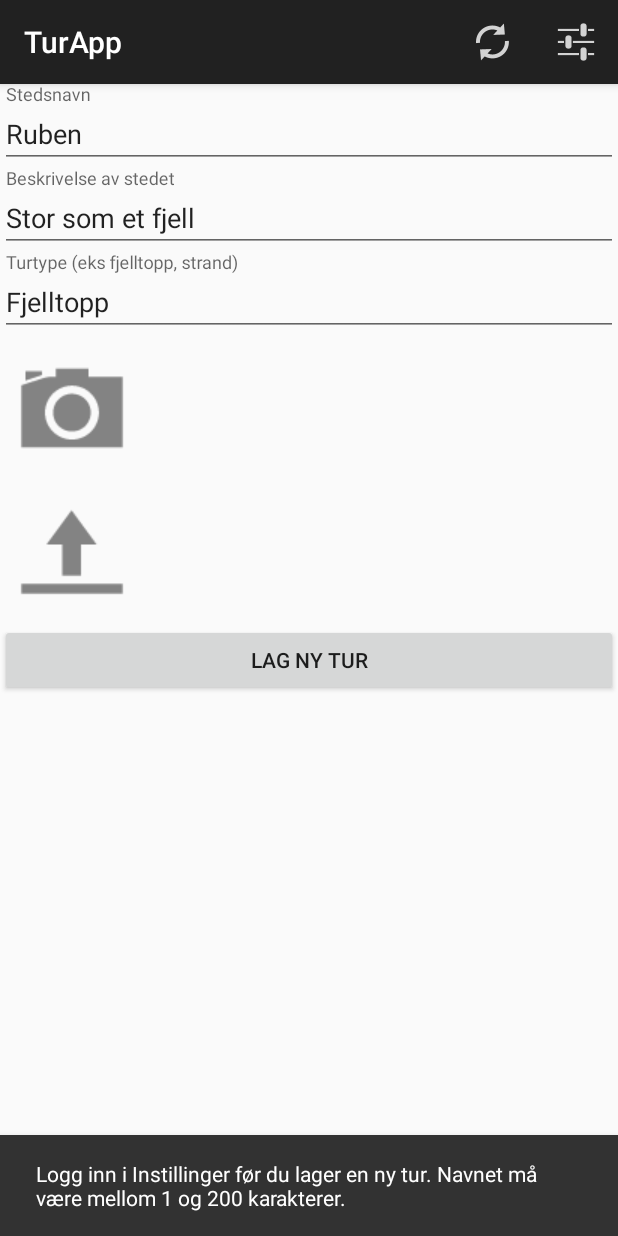
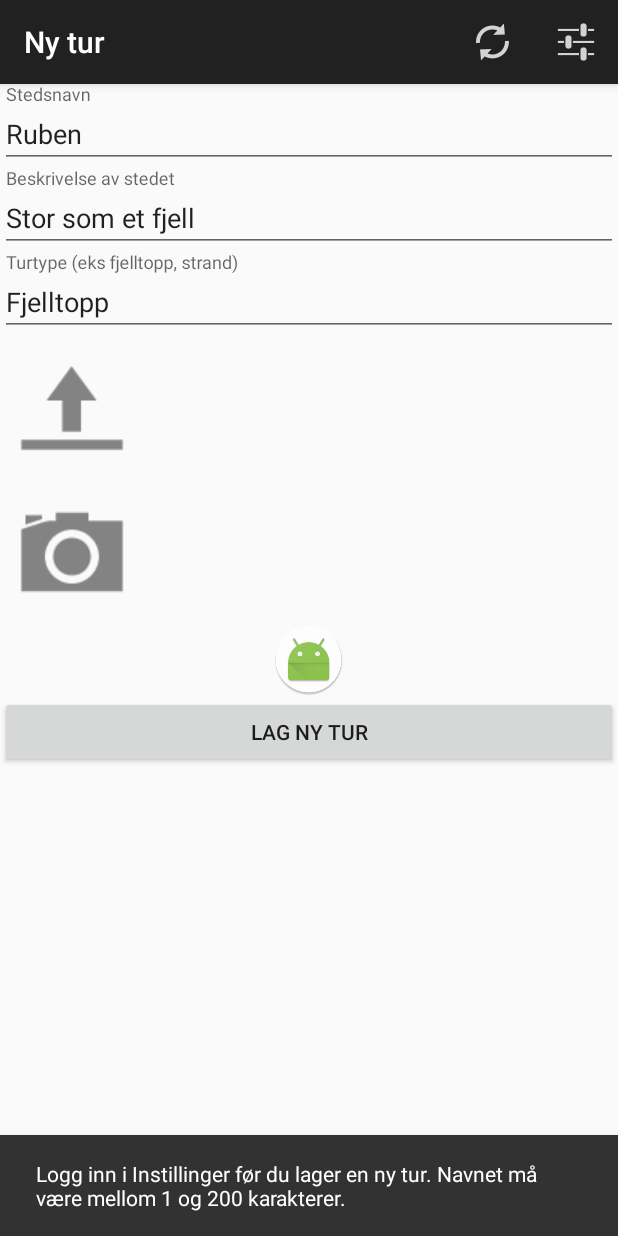
Before and after one commit to steepmountain/sturdy-goblet, an Android app: the fragment NyTurFragment placed in its activity, after a tap on "LAG NY TUR", on a phone screen of 412 x 824 dp. Run offline under Robolectric (Android 15) with nearby library versions, the phone set to English and light mode, and no system bars; 3 statements that could not run were skipped.

Commit message:
Various fixes. Camera, image path and file work. Have to fix file picker to get absolute path, and scaling of ImageViews to fit the screen

```diff
--- a/app/src/main/java/com/example/ruben/turapp/NyTurFragment.java
+++ b/app/src/main/java/com/example/ruben/turapp/NyTurFragment.java
@@ -1,14 +1,20 @@
 package com.example.ruben.turapp;
 
 
+import android.Manifest;
 import android.app.Activity;
 import android.content.Context;
 import android.content.Intent;
 import android.content.SharedPreferences;
+import android.content.pm.PackageManager;
 import android.graphics.Bitmap;
+import android.graphics.BitmapFactory;
 import android.location.Location;
 import android.net.Uri;
 import android.os.Bundle;
+import android.support.annotation.NonNull;
+import android.support.annotation.Nullable;
+import android.support.v4.app.ActivityCompat;
 import android.support.v4.app.Fragment;
 import android.os.Environment;
 import android.provider.MediaStore;
@@ -16,18 +22,21 @@ import android.support.design.widget.Snackbar;
 import android.support.design.widget.TextInputEditText;
 import android.support.design.widget.TextInputLayout;
 import android.support.v4.content.FileProvider;
-import android.text.Editable;
-import android.text.TextWatcher;
 import android.util.Log;
 import android.view.LayoutInflater;
 import android.view.View;
 import android.view.ViewGroup;
-import android.widget.ArrayAdapter;
 import android.widget.Button;
 import android.widget.ImageButton;
+import android.widget.ImageView;
 import android.widget.Spinner;
 
 import com.example.ruben.turapp.database.TurDbAdapter;
+import com.google.android.gms.common.ConnectionResult;
+import com.google.android.gms.common.api.GoogleApiClient;
+import com.google.android.gms.location.LocationListener;
+import com.google.android.gms.location.LocationServices;
+
 import java.io.File;
 import java.io.IOException;
 import java.text.SimpleDateFormat;
@@ -37,12 +46,15 @@ import java.util.Date;
 /**
  * A simple {@link Fragment} subclass.
  */
-public class NyTurFragment extends Fragment {
+public class NyTurFragment extends Fragment implements GoogleApiClient.OnConnectionFailedListener, GoogleApiClient.ConnectionCallbacks, LocationListener {
 
     // Kontekst og rootview for Snackbar
     private Activity mActivity;
     private Context mContext;
     private View rootView;
+
+    private GoogleApiClient mGoogleApiClient;
+    private Location mSistePosisjon;
 
     private String mBildePath;
 
@@ -55,6 +67,7 @@ public class NyTurFragment extends Fragment {
     private Spinner spinTurType;
     private ImageButton btnKamera;
     private ImageButton btnFilvelger;
+    private ImageView ivThumbnail;
     private Button btnSubmit;
 
 
@@ -67,11 +80,12 @@ public class NyTurFragment extends Fragment {
     private static final int TA_BILDE_REQUEST_CODE = 1;
     private static final int ACTIVITY_RESULT_OK = -1;
     private static final int DB_INSERT_OK = 0;
-    private static final String BILDE_UGYLDIG_MESSAGE = "Bilde er ikke gyldig. Prøv igjen!";
-    private static final String FIL_UGYLDIG_MESSAGE = "Kunne ikke lage en fil for bilde. Prøv igjen!";
-    private static final String DB_INSERT_FAIL_MESSAGE = "Noe gikk galt med databasen. Prøv igjen!";
-    private static final String LOGIN_UGYLDIG_MESSAGE = "Logg inn i Instillinger før du lager en ny tur. Navnet må være mellom 1 og " + MAX_REGISTRANT_LENGDE + " karakterer.";
-    private static final String DB_INSERT_OK_MESSAGE = "Turen er lagt inn med ID ";
+    private static final String BILDE_UGYLDIG_MELDING = "Bilde er ikke gyldig. Prøv igjen!";
+    private static final String FIL_UGYLDIG_MELDING = "Kunne ikke lage en fil for bilde. Prøv igjen!";
+    private static final String DB_INSERT_FEIL_MELDING = "Noe gikk galt med databasen. Prøv igjen!";
+    private static final String LOGIN_UGYLDIG_MELDING = "Logg inn i Instillinger før du lager en ny tur. Navnet må være mellom 1 og " + MAX_REGISTRANT_LENGDE + " karakterer.";
+    private static final String DATABASE_INSERT_OK_MELDING = "Turen er lagt inn med ID ";
+    private static final String INGEN_KJENT_POSISJON_MELDING = "Ingen kjent posisjon tilgjengelig. Koble til en posisjonstjeneste og prøv igjen.";
 
 
 
@@ -85,10 +99,25 @@ public class NyTurFragment extends Fragment {
                              Bundle savedInstanceState) {
         // Inflate the layout for this fragment
         View fragment = inflater.inflate(R.layout.fragment_ny_tur, container, false);
+
         mActivity = getActivity();
+        mActivity.setTitle(TITTEL);
+
         // Henter kontekst og rootView for bruk i fragmentet
         mContext = mActivity.getApplicationContext();
         rootView = mActivity.getWindow().getDecorView().findViewById(android.R.id.content);
+
+        mActivity = getActivity();
+
+
+        // Bygger google api klient for å kunne hente siste posisjon
+        if (mGoogleApiClient == null) {
+            mGoogleApiClient = new GoogleApiClient.Builder(mContext)
+                    .addConnectionCallbacks(this)
+                    .addOnConnectionFailedListener(this)
+                    .addApi(LocationServices.API)
+                    .build();
+        }
 
         // Setter tittel på actionbar
         //getActivity().getActionBar().setTitle(TITTEL); // TODO: sjekk om det funker uten support
@@ -122,6 +151,9 @@ public class NyTurFragment extends Fragment {
             }
         });
 
+        // TODO: Set visible/invisible?
+        ivThumbnail = (ImageView) fragment.findViewById(R.id.fragment_ny_kunde_image_thumbnail);
+
         btnSubmit = (Button) fragment.findViewById(R.id.fragment_ny_kunde_button_submit);
         btnSubmit.setOnClickListener(new View.OnClickListener() {
             @Override
@@ -143,15 +175,16 @@ public class NyTurFragment extends Fragment {
         Intent intent = new Intent(MediaStore.ACTION_IMAGE_CAPTURE);
 
         // Sjekker at appen har lov til å bruke kamera
-        if (intent.resolveActivity(getActivity().getPackageManager()) != null) {
+        if (intent.resolveActivity(mActivity.getPackageManager()) != null) {
+            // Oppretter et fil-path som kamera skal lagre bilde på.
             File bilde = null;
             try {
                 bilde = lagBildefil();
             } catch (Exception e) {
-                Snackbar.make(rootView, FIL_UGYLDIG_MESSAGE, Snackbar.LENGTH_LONG).show();
+                Snackbar.make(rootView, FIL_UGYLDIG_MELDING, Snackbar.LENGTH_LONG).show();
             }
 
-            // fortsetter hvis filen ble opprettet
+            // Hvis filen ble opprettet korrekt sendes den til bruk til Kamera-appen
             if (bilde != null){
                 Uri bildeUri = FileProvider.getUriForFile(mContext, MainActivity.FILE_PROVIDER_AUTHORITY, bilde);
                 intent.putExtra(MediaStore.EXTRA_OUTPUT, bildeUri);
@@ -173,13 +206,13 @@ public class NyTurFragment extends Fragment {
     private File lagBildefil() throws IOException {
         String timeStamp = new SimpleDateFormat("yyyyMMdd_HHmmss").format(new Date());
         String filnavn = "turApp" + timeStamp;
-        File mappe = getActivity().getExternalFilesDir(Environment.DIRECTORY_PICTURES);
+        File mappe = mActivity.getExternalFilesDir(Environment.DIRECTORY_PICTURES);
         File bilde = File.createTempFile(
                 filnavn,
                 ".jpg",
                 mappe);
 
-        mBildePath = bilde.getPath();
+        mBildePath = bilde.getAbsolutePath();
         return bilde;
     }
 
@@ -192,8 +225,15 @@ public class NyTurFragment extends Fragment {
         // håndterer filvelger
         if (requestCode == VELG_BILDE_REQUEST_CODE && resultCode == ACTIVITY_RESULT_OK) {
             if (data != null) {
+                // TODO: Få path i samme form som kamera
                 mBildePath = data.getData().getPath();
             }
+        }
+        if (requestCode == TA_BILDE_REQUEST_CODE && resultCode == ACTIVITY_RESULT_OK) {
+            // Henter fullversjonen lagret på disk og viser den i fragmentet.
+            // TODO: Skaler bildet
+            Bitmap bilde = BitmapFactory.decodeFile(mBildePath);
+            ivThumbnail.setImageBitmap(bilde);
         }
     }
 
@@ -214,18 +254,17 @@ public class NyTurFragment extends Fragment {
         String turType = etTurTyrpe.getText().toString().trim();
         float latitude = 0;
         float longitude = 0;
-        double moh = 0;
+        int moh = 0;
 
-        Location mLastLocation = null;
-        if (mLastLocation != null) {
-            latitude = (float) mLastLocation.getLatitude();
-            longitude = (float) mLastLocation.getLongitude();
-            moh = mLastLocation.getAltitude();
-        } else {
-            latitude = (float) 10f;
-            longitude = (float) 10f;
-            moh = 1000;
-            Log.v("NyTurFragment", "lat=" + latitude + ";long=" + longitude + ";moh=" + moh);
+        if (mSistePosisjon != null) {
+            latitude = (float) mSistePosisjon.getLatitude();
+            longitude = (float) mSistePosisjon.getLongitude();
+            moh = (int) mSistePosisjon.getAltitude();
+        }
+        else {
+            // mSistePosisjon er null, så det finnes ingen siste kjent posisjon.
+            Snackbar.make(rootView, INGEN_KJENT_POSISJON_MELDING, Snackbar.LENGTH_LONG).show();
+            error = true;
         }
 
         // Sjekker om brukerinput er korrekt
@@ -247,29 +286,25 @@ public class NyTurFragment extends Fragment {
 
         // TODO: putt tilbake
         // TODO: fil finnes ikke? Sjekk dette ut seinere !tmp.exists
+        // Er i form av String. BLi Uri, decode Bitmap fra Uri
         // Sjekker om bildepath er gyldig
-        //File tmp = new File(mBildePath);
-        //if (mBildePath.isEmpty() || tmp.isDirectory()) {
         if (mBildePath == null || mBildePath.isEmpty()) {
-            Snackbar.make(rootView, BILDE_UGYLDIG_MESSAGE, Snackbar.LENGTH_LONG).show();
+            Snackbar.make(rootView, BILDE_UGYLDIG_MELDING, Snackbar.LENGTH_LONG).show();
             error = true;
         }
-
 
         // Sjekker at bruker er "logget inn" ved å ha lagt til navnet sitt i Instillinger.
         SharedPreferences mSettings = getActivity().getPreferences(Context.MODE_PRIVATE);
         String registrant = mSettings.getString("Navn", null);
         if (registrant == null || registrant.isEmpty() || registrant.length() > MAX_REGISTRANT_LENGDE) {
             error = true;
-            Snackbar.make(rootView, LOGIN_UGYLDIG_MESSAGE, Snackbar.LENGTH_LONG).show();
+            Snackbar.make(rootView, LOGIN_UGYLDIG_MELDING, Snackbar.LENGTH_LONG).show();
         }
-
 
         // Fortsetter til databaseoperasjon hvis ingen feil
         if (!error) {
-
             // Lager databaseobjekt, turobjekt og åpner
-            Tur nyTur = new Tur(navn, beskrivelse, latitude, longitude, (int) moh, turType, mBildePath, registrant);
+            Tur nyTur = new Tur(navn, beskrivelse, latitude, longitude, moh, turType, mBildePath, registrant);
             Log.v("NyTurFrag", nyTur.toString());
             TurDbAdapter turDbAdapter = new TurDbAdapter(mContext);
             turDbAdapter.open();
@@ -277,15 +312,50 @@ public class NyTurFragment extends Fragment {
             // setter Turen inn i DB og gir rowID som tilbakemelding
             long insertID = turDbAdapter.nyTur(nyTur);
             if (insertID > DB_INSERT_OK) {
-                Snackbar.make(rootView, DB_INSERT_OK_MESSAGE + insertID, Snackbar.LENGTH_LONG).show();
+                Snackbar.make(rootView, DATABASE_INSERT_OK_MELDING + insertID, Snackbar.LENGTH_LONG).show();
                 resetTekst();
             }
             else {
-                Snackbar.make(rootView, DB_INSERT_FAIL_MESSAGE, Snackbar.LENGTH_LONG).show();
+                Snackbar.make(rootView, DB_INSERT_FEIL_MELDING, Snackbar.LENGTH_LONG).show();
             }
 
             // lukker koblingen til databasen
             turDbAdapter.close();
         }
     }
+
+    public void onStart() {
+        mGoogleApiClient.connect();
+        super.onStart();
+    }
+
+    public void onStop() {
+        mGoogleApiClient.disconnect();
+        super.onStop();
+    }
+
+    // onLocationChanged-listener følger med på posisjonsbytte
+    @Override
+    public void onLocationChanged(Location location) {
+        mSistePosisjon = location;
+    }
+
+    @Override
+    public void onConnected(@Nullable Bundle bundle) {
+        // Sjekker om appen har permission til å bruke posisjon
+        if (ActivityCompat.checkSelfPermission(mContext, Manifest.permission.ACCESS_FINE_LOCATION) == PackageManager.PERMISSION_GRANTED && ActivityCompat.checkSelfPermission(mContext, Manifest.permission.ACCESS_COARSE_LOCATION) == PackageManager.PERMISSION_GRANTED) {
+            mSistePosisjon = LocationServices.FusedLocationApi.getLastLocation(mGoogleApiClient);
+        }
+    }
+
+
+    @Override
+    public void onConnectionSuspended(int i) {
+
+    }
+
+    @Override
+    public void onConnectionFailed(@NonNull ConnectionResult connectionResult) {
+
+    }
 }
--- a/app/src/main/java/com/example/ruben/turapp/TurListeFragment.java
+++ b/app/src/main/java/com/example/ruben/turapp/TurListeFragment.java
@@ -153,7 +153,6 @@ public class TurListeFragment extends Fragment implements GoogleApiClient.OnConn
         // Sjekker om appen har permission til å bruke posisjon
         if (ActivityCompat.checkSelfPermission(mContext, Manifest.permission.ACCESS_FINE_LOCATION) == PackageManager.PERMISSION_GRANTED && ActivityCompat.checkSelfPermission(mContext, Manifest.permission.ACCESS_COARSE_LOCATION) == PackageManager.PERMISSION_GRANTED) {
             mSistePosisjon = LocationServices.FusedLocationApi.getLastLocation(mGoogleApiClient);
-
             // Oppdaterer turlisten etter at appen har fått posisjon, siden asynk gjør at dette skjer etter at listview er laget første gangen.
             oppdaterTurListe(mTurListe);
         }
--- a/app/src/main/res/layout/fragment_detaljert_tur.xml
+++ b/app/src/main/res/layout/fragment_detaljert_tur.xml
@@ -50,9 +50,10 @@
 
         <ImageView
             android:id="@+id/fragment_detaljert_tur_bilde"
-            android:layout_width="match_parent"
+            android:layout_width="wrap_content"
             android:layout_height="wrap_content"
-            android:contentDescription="Bilde av turstedet" />
+            android:contentDescription="Bilde av turstedet"
+            android:src="@drawable/common_google_signin_btn_icon_light" />
 
     </LinearLayout>
 
--- a/app/src/main/res/layout/fragment_ny_tur.xml
+++ b/app/src/main/res/layout/fragment_ny_tur.xml
@@ -1,4 +1,5 @@
 <LinearLayout xmlns:android="http://schemas.android.com/apk/res/android"
+    xmlns:app="http://schemas.android.com/apk/res-auto"
     xmlns:tools="http://schemas.android.com/tools"
     android:layout_width="match_parent"
     android:layout_height="match_parent"
@@ -44,21 +45,33 @@
             android:layout_height="wrap_content"
             android:maxLines="1"
             android:hint="Turtype (eks fjelltopp, strand)" />
+
     </android.support.design.widget.TextInputLayout>
+
+    <ImageButton
+        android:id="@+id/fragment_ny_kunde_button_filvelger"
+        android:layout_width="wrap_content"
+        android:layout_height="wrap_content"
+        android:layout_columnSpan="1"
+        android:layout_rowSpan="1"
+        android:background="@drawable/dark_ic_action_upload"
+        android:contentDescription="upload" />
 
     <ImageButton
         android:id="@+id/fragment_ny_kunde_button_kamera"
         android:layout_width="wrap_content"
         android:layout_height="wrap_content"
+        android:layout_rowSpan="2"
         android:background="@drawable/dark_ic_action_camera"
         android:contentDescription="camera" />
 
-    <ImageButton
-        android:id="@+id/fragment_ny_kunde_button_filvelger"
-        android:layout_width="wrap_content"
+    <ImageView
+        android:id="@+id/fragment_ny_kunde_image_thumbnail"
+        android:layout_width="match_parent"
         android:layout_height="wrap_content"
-        android:background="@drawable/dark_ic_action_upload"
-        android:contentDescription="upload" />
+        android:layout_columnSpan="3"
+        android:layout_rowSpan="2"
+        app:srcCompat="@mipmap/ic_launcher_round" />
 
     <Button
         android:id="@+id/fragment_ny_kunde_button_submit"
--- a/build.gradle
+++ b/build.gradle
@@ -5,7 +5,7 @@ buildscript {
         jcenter()
     }
     dependencies {
-        classpath 'com.android.tools.build:gradle:2.3.1'
+        classpath 'com.android.tools.build:gradle:2.3.2'
 
         // NOTE: Do not place your application dependencies here; they belong
         // in the individual module build.gradle files
```
Also changed, not shown: app/src/main/java/com/example/ruben/turapp/DetaljertTurFragment.java (+5 -15 lines), app/src/main/java/com/example/ruben/turapp/MainActivity.java (+27 -16 lines), app/src/main/java/com/example/ruben/turapp/database/DatabaseSynk.java (+10 -22 lines).
